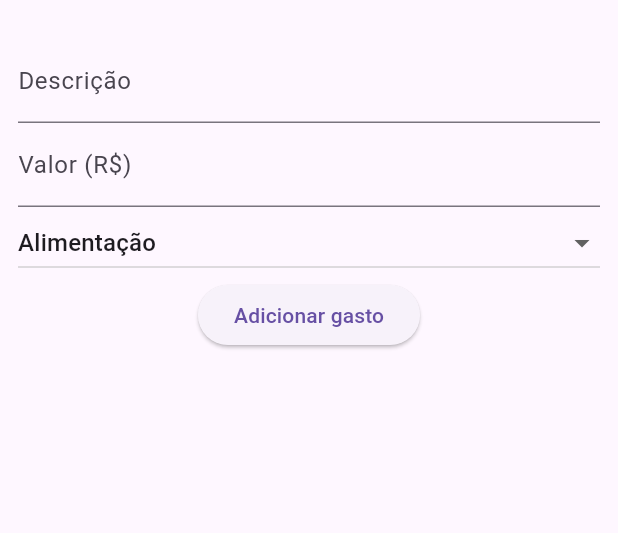
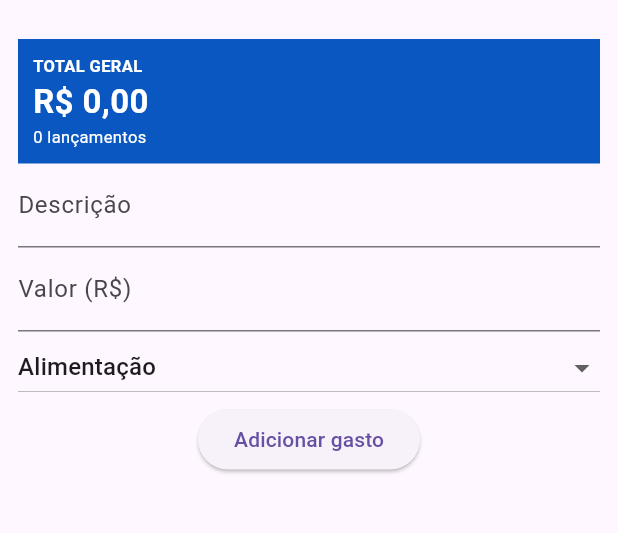
Before and after one commit to Bulletzzz/Projeto-Desenvolvimento-Mobile, a Flutter app: the screen it shows after launch, on a phone screen of 412 x 824 dp, the part 63-596 px from its top. Run offline on Flutter 3.47's test engine with Material 3 defaults, Android fonts, the phone set to English and light mode, and no system bars.

Commit message:
exibe total somado dos gastos

```diff
--- a/balancete2000/lib/apresentacao/telas/principal/tela_principal.dart
+++ b/balancete2000/lib/apresentacao/telas/principal/tela_principal.dart
@@ -2,6 +2,7 @@ import 'package:flutter/material.dart';
 import 'package:balancete2000/dominio/enums/categoria_gasto.dart';
 import 'package:balancete2000/dominio/modelos/gasto.dart';
 import 'package:balancete2000/nucleo/utilitarios/analisador_numero.dart';
+import 'package:balancete2000/nucleo/utilitarios/formatador_moeda.dart';
 
 class TelaPrincipal extends StatefulWidget {
   const TelaPrincipal({super.key});
@@ -16,6 +17,8 @@ class _TelaPrincipalState extends State<TelaPrincipal> {
   late List<Gasto> _gastos;
   late CategoriaGasto _categoria;
   late int _proximoIdentificador;
+
+  double get _total => _gastos.fold(0, (soma, gasto) => soma + gasto.valor);
 
   @override
   void initState() {
@@ -64,6 +67,36 @@ class _TelaPrincipalState extends State<TelaPrincipal> {
         padding: const EdgeInsets.all(12),
         child: Column(
           children: [
+            Container(
+              width: double.infinity,
+              padding: const EdgeInsets.all(10),
+              color: const Color(0xFF0A57C2),
+              child: Column(
+                crossAxisAlignment: CrossAxisAlignment.start,
+                children: [
+                  const Text(
+                    'TOTAL GERAL',
+                    style: TextStyle(
+                      fontSize: 11,
+                      fontWeight: FontWeight.bold,
+                      color: Color(0xFFFFFFFF),
+                    ),
+                  ),
+                  Text(
+                    FormatadorMoeda.formatar(_total),
+                    style: const TextStyle(
+                      fontSize: 22,
+                      fontWeight: FontWeight.bold,
+                      color: Color(0xFFFFFFFF),
+                    ),
+                  ),
+                  Text(
+                    _gastos.length == 1 ? '1 lançamento' : '${_gastos.length} lançamentos',
+                    style: const TextStyle(fontSize: 11, color: Color(0xFFFFFFFF)),
+                  ),
+                ],
+              ),
+            ),
             TextField(
               controller: _descricao,
               decoration: const InputDecoration(labelText: 'Descrição'),
```
Also changed, not shown: balancete2000/pubspec.lock.
